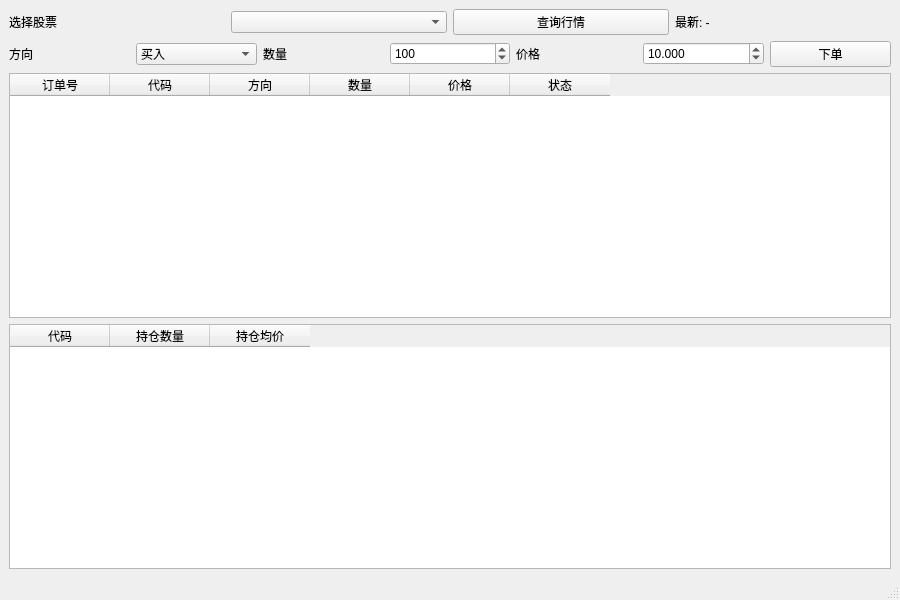
wang-shi-ya/StockTraderClient, file ui/mainwindow.ui: the form before one commit.
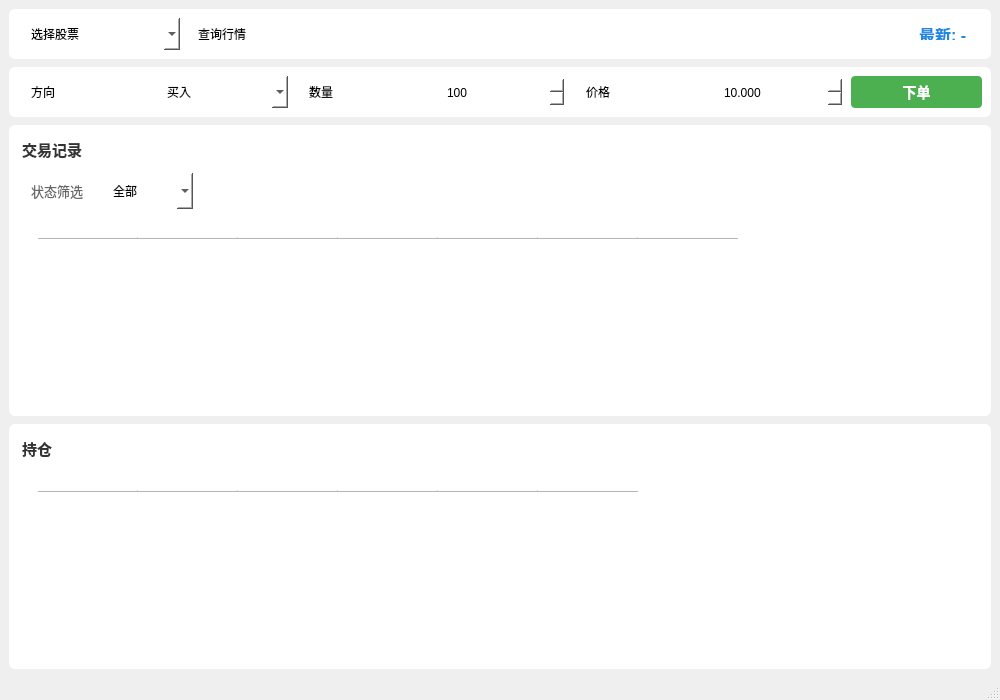
The form after the commit.

What changed in the file:
```diff
--- a/ui/mainwindow.ui
+++ b/ui/mainwindow.ui
@@ -6,17 +6,44 @@
    <rect>
     <x>0</x>
     <y>0</y>
-    <width>900</width>
-    <height>600</height>
+    <width>1000</width>
+    <height>700</height>
    </rect>
   </property>
   <property name="windowTitle">
    <string>股票交易客户端</string>
   </property>
+  <property name="styleSheet">
+   <string notr="true"/>
+  </property>
   <widget class="QWidget" name="centralwidget">
    <layout class="QVBoxLayout" name="verticalLayout">
+    <property name="spacing">
+     <number>8</number>
+    </property>
     <item>
+     <widget class="QWidget" name="quoteWidget">
+      <property name="sizePolicy">
+       <sizepolicy hsizetype="Preferred" vsizetype="Fixed">
+        <horstretch>0</horstretch>
+        <verstretch>0</verstretch>
+       </sizepolicy>
+      </property>
+      <property name="maximumSize">
+       <size>
+        <width>16777215</width>
+        <height>50</height>
+       </size>
+      </property>
+      <property name="styleSheet">
+       <string>background-color: white;
+        border-radius: 6px;
+        padding: 10px;</string>
+      </property>
      <layout class="QHBoxLayout" name="quoteLayout">
+       <property name="spacing">
+        <number>8</number>
+       </property>
       <item>
        <widget class="QLabel" name="labelSymbol">
         <property name="text">
@@ -38,17 +65,57 @@
         </property>
        </widget>
       </item>
+       <item>
+        <spacer name="horizontalSpacer">
+         <property name="orientation">
+          <enum>Qt::Horizontal</enum>
+         </property>
+         <property name="sizeHint" stdset="0">
+          <size>
+           <width>40</width>
+           <height>20</height>
+          </size>
+         </property>
+        </spacer>
+       </item>
       <item>
        <widget class="QLabel" name="labelLast">
         <property name="text">
          <string>最新: -</string>
         </property>
+         <property name="styleSheet">
+          <string>font-size: 16px;
+            font-weight: bold;
+            color: #1E88E5;</string>
+         </property>
        </widget>
       </item>
      </layout>
+     </widget>
     </item>
     <item>
+     <widget class="QWidget" name="orderWidget">
+      <property name="sizePolicy">
+       <sizepolicy hsizetype="Preferred" vsizetype="Fixed">
+        <horstretch>0</horstretch>
+        <verstretch>0</verstretch>
+       </sizepolicy>
+      </property>
+      <property name="maximumSize">
+       <size>
+        <width>16777215</width>
+        <height>50</height>
+       </size>
+      </property>
+      <property name="styleSheet">
+       <string>background-color: white;
+        border-radius: 6px;
+        padding: 10px;</string>
+      </property>
      <layout class="QHBoxLayout" name="orderLayout">
+       <property name="spacing">
+        <number>8</number>
+       </property>
       <item>
        <widget class="QLabel" name="labelSide">
         <property name="text">
@@ -118,12 +185,123 @@
         <property name="text">
          <string>下单</string>
         </property>
+         <property name="styleSheet">
+          <string>background-color: #4CAF50;
+            color: white;
+            border: none;
+            border-radius: 4px;
+            padding: 8px 24px;
+            font-size: 14px;
+            font-weight: 500;</string>
+         </property>
        </widget>
       </item>
      </layout>
+     </widget>
+    </item>
+    <item>
+     <widget class="QWidget" name="ordersWidget">
+      <property name="styleSheet">
+       <string>background-color: white;
+        border-radius: 6px;
+        padding: 10px;</string>
+      </property>
+      <layout class="QVBoxLayout" name="ordersLayout">
+       <property name="spacing">
+        <number>6</number>
+       </property>
+       <item>
+        <widget class="QLabel" name="labelOrdersTitle">
+         <property name="text">
+          <string>交易记录</string>
+         </property>
+         <property name="styleSheet">
+          <string>font-size: 15px; font-weight: bold; color: #333; padding: 4px 0;</string>
+         </property>
+        </widget>
+       </item>
+       <item>
+        <widget class="QWidget" name="ordersFilterWidget">
+         <layout class="QHBoxLayout" name="ordersFilterLayout">
+          <property name="spacing">
+           <number>6</number>
+          </property>
+          <property name="leftMargin">
+           <number>0</number>
+          </property>
+          <property name="topMargin">
+           <number>0</number>
+          </property>
+          <property name="rightMargin">
+           <number>0</number>
+          </property>
+          <property name="bottomMargin">
+           <number>0</number>
+          </property>
+          <item>
+           <widget class="QLabel" name="labelStatusFilter">
+            <property name="text">
+             <string>状态筛选</string>
+            </property>
+            <property name="styleSheet">
+             <string>font-size: 13px; color: #666;</string>
+            </property>
+           </widget>
+          </item>
+          <item>
+           <widget class="QComboBox" name="comboStatusFilter">
+            <property name="minimumWidth">
+             <number>90</number>
+            </property>
+            <item>
+             <property name="text">
+              <string>全部</string>
+             </property>
+            </item>
+            <item>
+             <property name="text">
+              <string>New</string>
+             </property>
+            </item>
+            <item>
+             <property name="text">
+              <string>Filled</string>
+             </property>
+            </item>
+            <item>
+             <property name="text">
+              <string>Canceled</string>
+             </property>
+            </item>
+           </widget>
+          </item>
+          <item>
+           <spacer name="ordersFilterSpacer">
+            <property name="orientation">
+             <enum>Qt::Horizontal</enum>
+            </property>
+            <property name="sizeHint" stdset="0">
+             <size>
+              <width>40</width>
+              <height>20</height>
+             </size>
+            </property>
+           </spacer>
+          </item>
+         </layout>
+        </widget>
     </item>
     <item>
      <widget class="QTableWidget" name="tableOrders">
+         <property name="sizePolicy">
+          <sizepolicy hsizetype="Expanding" vsizetype="Expanding">
+           <horstretch>1</horstretch>
+           <verstretch>1</verstretch>
+          </sizepolicy>
+         </property>
+         <attribute name="horizontalHeaderVisible">
+          <bool>true</bool>
+         </attribute>
       <column>
        <property name="text">
         <string>订单号</string>
@@ -154,10 +332,55 @@
         <string>状态</string>
        </property>
       </column>
+         <column>
+          <property name="text">
+           <string>创建时间</string>
+          </property>
+         </column>
+        </widget>
+       </item>
+       <item>
+        <spacer name="ordersVerticalSpacer">
+         <property name="orientation">
+          <enum>Qt::Vertical</enum>
+         </property>
+         <property name="sizeHint" stdset="0">
+          <size>
+           <width>20</width>
+           <height>1</height>
+          </size>
+         </property>
+        </spacer>
+       </item>
+      </layout>
+     </widget>
+    </item>
+    <item>
+     <widget class="QWidget" name="positionsWidget">
+      <property name="styleSheet">
+       <string>background-color: white;
+        border-radius: 6px;
+        padding: 10px;</string>
+      </property>
+      <layout class="QVBoxLayout" name="positionsLayout">
+       <property name="spacing">
+        <number>6</number>
+       </property>
+       <item>
+        <widget class="QLabel" name="labelPositionsTitle">
+         <property name="text">
+          <string>持仓</string>
+         </property>
+         <property name="styleSheet">
+          <string>font-size: 15px; font-weight: bold; color: #333; padding: 4px 0;</string>
+         </property>
      </widget>
     </item>
     <item>
      <widget class="QTableWidget" name="tablePositions">
+         <attribute name="horizontalHeaderVisible">
+          <bool>true</bool>
+         </attribute>
       <column>
        <property name="text">
         <string>代码</string>
@@ -173,6 +396,24 @@
         <string>持仓均价</string>
        </property>
       </column>
+         <column>
+          <property name="text">
+           <string>当前市价</string>
+          </property>
+         </column>
+         <column>
+          <property name="text">
+           <string>浮动盈亏</string>
+          </property>
+         </column>
+         <column>
+          <property name="text">
+           <string>盈亏比例</string>
+          </property>
+         </column>
+        </widget>
+       </item>
+      </layout>
      </widget>
     </item>
    </layout>
```
Left out of the diff: 10 changed lines with no effect on the pictures. Lines whose indentation alone changed are shown as unchanged.
